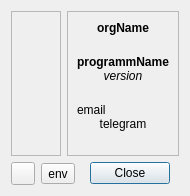
First picture: the form in Qt/lib/mw/aboutbox/src/ui/aboutbox.ui, repository RinatB2017/mega_GIT, before the edit.
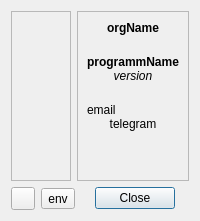
Second picture: the form after the edit.

Diff of the .ui file:
```diff
--- a/Qt/lib/mw/aboutbox/src/ui/aboutbox.ui
+++ b/Qt/lib/mw/aboutbox/src/ui/aboutbox.ui
@@ -2,14 +2,6 @@
 <ui version="4.0">
  <class>AboutBox</class>
  <widget class="QDialog" name="AboutBox">
-  <property name="geometry">
-   <rect>
-    <x>0</x>
-    <y>0</y>
-    <width>190</width>
-    <height>196</height>
-   </rect>
-  </property>
   <property name="windowTitle">
    <string>About</string>
   </property>
```
